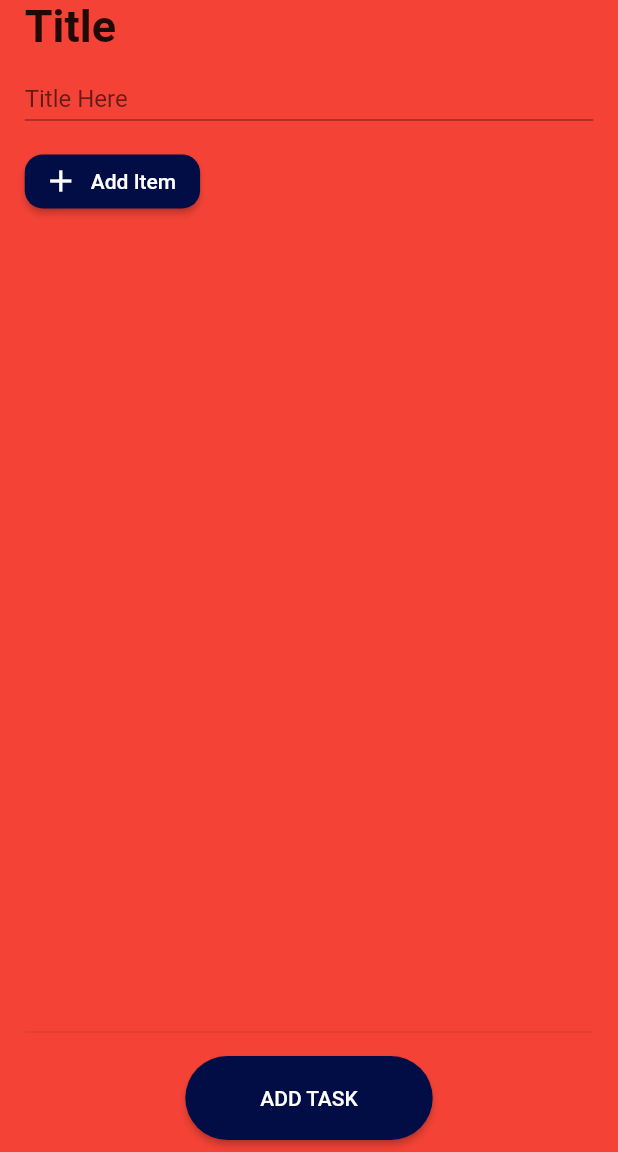
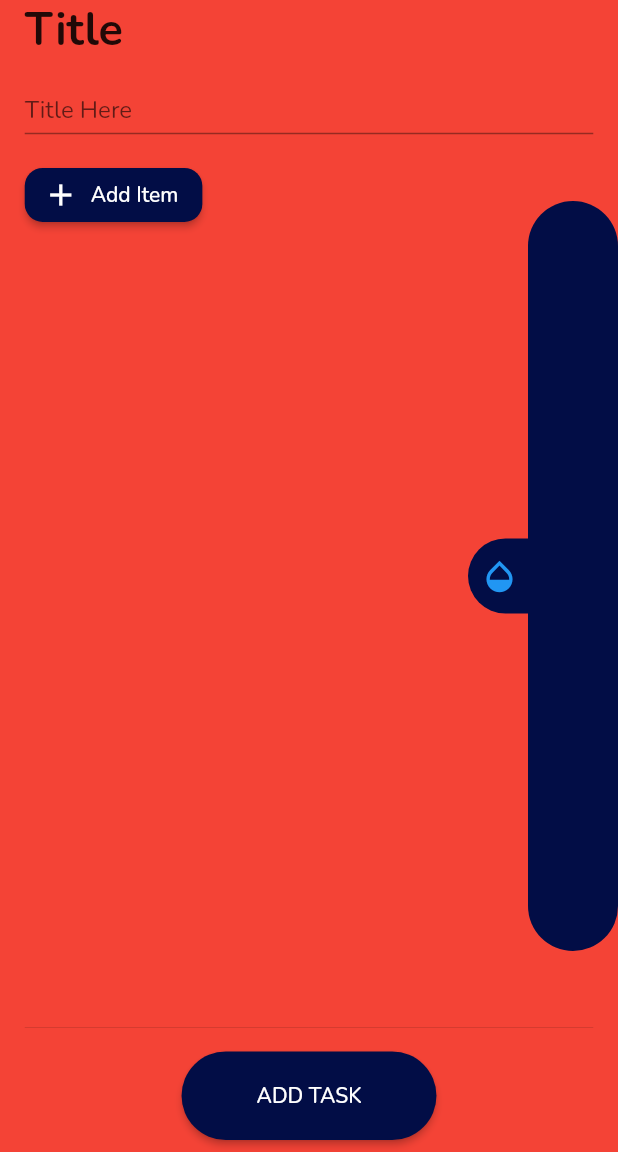
Before and after one commit to faizanje/flexiList, a Flutter app: the AddTaskScreen screen opened directly, on a phone screen of 412 x 824 dp, the part 84-1236 px from its top. Run offline on Flutter 3.47's test engine with Material 2 defaults, Android fonts, the phone set to English and light mode, and no system bars; drawn by our look-alikes of grouped_list; our stand-ins replace convex_bottom_bar, flutter_screenutil, flutter_svg, flutter_zoom_drawer, get, google_fonts and 1 more; missing offline and left inert: country_currency_pickers, country_list_pick.

Commit message:
Changed font and modifying side panel. In progress

```diff
--- a/lib/controllers/add_task_controller.dart
+++ b/lib/controllers/add_task_controller.dart
@@ -10,6 +10,8 @@ import 'package:noteapp/models/taskItem.dart';
 class AddTaskController extends GetxController {
   RxList<TaskItem> toDoTasksList = RxList([]);
   Rx<Color> color = Rx<Color>(Colors.red);
+
+  var isSlidePanelOpen = false.obs;
 
   TextEditingController textEditingController = TextEditingController();
 
--- a/lib/menu_screen/add_task_screen.dart
+++ b/lib/menu_screen/add_task_screen.dart
@@ -8,16 +8,20 @@ import 'package:noteapp/controllers/add_task_controller.dart';
 import 'package:noteapp/controllers/task_item_controller.dart';
 import 'package:noteapp/models/enums/task_status.dart';
 import 'package:noteapp/models/taskItem.dart';
+import 'package:noteapp/sidebar/controller/sidebar_controller.dart';
+import 'package:noteapp/sidebar/sidebar.dart';
 
 class AddTaskScreen extends StatelessWidget {
   @override
   Widget build(BuildContext context) {
     final size = MediaQuery.of(context).size;
-    final addTaskController = Get.find<AddTaskController>();
+    // final addTaskController = Get.find<AddTaskController>();
+    final addTaskController = Get.put(AddTaskController());
+    final sidebarController = Get.put(SidebarController());
+
     String title = "";
     return SafeArea(
-      child: Obx(
-        () => Scaffold(
+      child: Scaffold(
         backgroundColor: addTaskController.color.value,
         appBar: AppBar(
           elevation: 0.0,
@@ -43,7 +47,59 @@ class AddTaskScreen extends StatelessWidget {
             ),
           ],
         ),
-          body: Container(
+        body: Stack(
+          children: [
+            Positioned(
+              right: 0,
+              bottom: 0,
+              top: 0,
+              // child: ClipPath(
+              child: Row(
+                children: [
+                  Container(
+                      decoration: BoxDecoration(
+                        color: kNavbarColor,
+                        borderRadius: BorderRadius.only(
+                          topLeft: Radius.circular(30),
+                          bottomLeft: Radius.circular(30),
+                        ),
+                      ),
+                      width: 40,
+                      height: 50,
+                      alignment: Alignment.centerLeft,
+                      child: sidebarController.isSlideBarOpen.value
+                          ? IconButton(
+                              onPressed: () {
+                                sidebarController.isSlideBarOpen.toggle();
+                                print('opened');
+                              },
+                              icon: Icon(
+                                Icons.arrow_back_ios,
+                                color: Colors.blue,
+                              ),
+                            )
+                          : IconButton(
+                              onPressed: () {
+                                sidebarController.isSlideBarOpen.toggle();
+                                print('closed ');
+                              },
+                              icon: Icon(
+                                Icons.opacity,
+                                color: Colors.blue,
+                                size: 26,
+                              ),
+                            )),
+                  Container(
+                      decoration: BoxDecoration(
+                        color: kNavbarColor,
+                        borderRadius: BorderRadius.all(Radius.circular(30)),
+                      ),
+                      width: 60,
+                      height: 500)
+                ],
+              ),
+            ),
+            Container(
               margin: EdgeInsets.symmetric(horizontal: size.width * 0.04),
               child: Column(
                 crossAxisAlignment: CrossAxisAlignment.start,
@@ -118,14 +174,15 @@ class AddTaskScreen extends StatelessWidget {
                             () => TaskCheckItem(
                               value: addTaskController
                                   .toDoTasksList[index].isChecked,
-                            title:
-                                addTaskController.toDoTasksList[index].taskName,
+                              title: addTaskController
+                                  .toDoTasksList[index].taskName,
                               onChanged: (newValue) {
                                 print(newValue);
                                 var changed =
                                     addTaskController.toDoTasksList[index];
                                 changed.isChecked = newValue;
-                              addTaskController.toDoTasksList[index] = changed;
+                                addTaskController.toDoTasksList[index] =
+                                    changed;
                                 switch (newValue) {
                                   case null:
                                     addTaskController.toDoTasksList[index]
@@ -159,8 +216,8 @@ class AddTaskScreen extends StatelessWidget {
                         onPressed: () {},
                         child: Text('ADD TASK'),
                         style: ElevatedButton.styleFrom(
-                        padding:
-                            EdgeInsets.symmetric(horizontal: 50, vertical: 20),
+                          padding: EdgeInsets.symmetric(
+                              horizontal: 50, vertical: 20),
                           shape: RoundedRectangleBorder(
                             borderRadius: BorderRadius.circular(30),
                           ),
@@ -171,6 +228,7 @@ class AddTaskScreen extends StatelessWidget {
                 ],
               ),
             ),
+          ],
         ),
       ),
     );
--- a/pubspec.yaml
+++ b/pubspec.yaml
@@ -41,6 +41,9 @@ dependencies:
   flutter_zoom_drawer: ^2.1.1
   get: ^4.3.8
   grouped_list: ^4.1.0
+  flutter_screenutil: ^5.0.0+2
+  google_fonts: ^2.1.0
+  lottie: ^1.2.1
 
 
 dev_dependencies:
```
Also changed, not shown: lib/main.dart (+16 -7 lines), lib/pages/onboarding_pages.dart (+12 -13 lines), lib/sidebar/sidebar.dart (+8 -10 lines), lib/widgets/BottomNavBar.dart (+34 -4 lines), assets/images/curve_side_shape.svg (added), pubspec.lock. Lines whose indentation alone changed are shown as unchanged.
